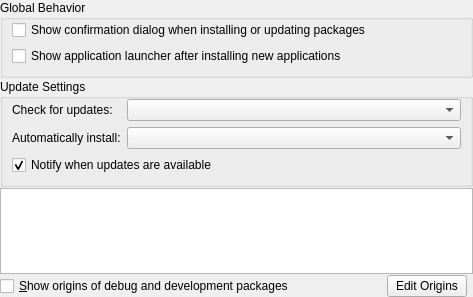
KDE/apper, file ApperKCM/Settings/Settings.ui: the form before one commit.
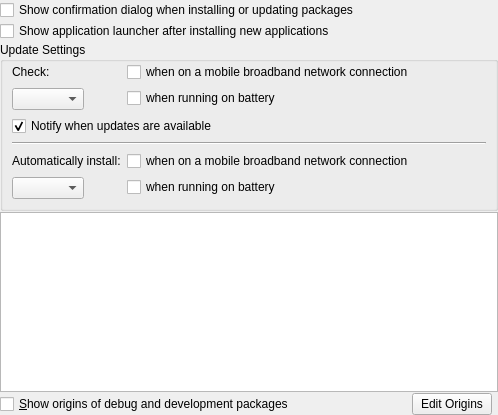
The form after the commit. Custom widgets are drawn as their Qt base class.

Commit message: Add options to settings to check whether on mobile connection or on battery

Diff of the .ui file:
```diff
--- a/ApperKCM/Settings/Settings.ui
+++ b/ApperKCM/Settings/Settings.ui
@@ -6,8 +6,8 @@
    <rect>
     <x>0</x>
     <y>0</y>
-    <width>473</width>
-    <height>297</height>
+    <width>498</width>
+    <height>415</height>
    </rect>
   </property>
   <property name="windowTitle">
@@ -32,13 +32,16 @@
       <string>Update Settings</string>
      </property>
      <layout class="QFormLayout" name="formLayout">
+      <property name="fieldGrowthPolicy">
+       <enum>QFormLayout::ExpandingFieldsGrow</enum>
+      </property>
       <property name="topMargin">
        <number>0</number>
       </property>
       <item row="0" column="0">
        <widget class="QLabel" name="intervalL">
         <property name="text">
-         <string>Check for updates:</string>
+         <string>Check:</string>
         </property>
         <property name="buddy">
          <cstring>intervalCB</cstring>
@@ -46,13 +49,27 @@
        </widget>
       </item>
       <item row="0" column="1">
+       <widget class="QCheckBox" name="checkUpdatesMobileCB">
+        <property name="text">
+         <string>when on a mobile broadband network connection</string>
+        </property>
+       </widget>
+      </item>
+      <item row="1" column="0">
        <widget class="KComboBox" name="intervalCB">
         <property name="currentIndex">
          <number>-1</number>
         </property>
        </widget>
       </item>
-      <item row="1" column="0">
+      <item row="3" column="0" colspan="2">
+       <widget class="Line" name="line">
+        <property name="orientation">
+         <enum>Qt::Horizontal</enum>
+        </property>
+       </widget>
+      </item>
+      <item row="4" column="0">
        <widget class="QLabel" name="autoInsL">
         <property name="enabled">
          <bool>true</bool>
@@ -65,7 +82,14 @@
         </property>
        </widget>
       </item>
-      <item row="1" column="1">
+      <item row="4" column="1">
+       <widget class="QCheckBox" name="installUpdatesMobileCB">
+        <property name="text">
+         <string>when on a mobile broadband network connection</string>
+        </property>
+       </widget>
+      </item>
+      <item row="5" column="0">
        <widget class="KComboBox" name="autoCB">
         <property name="enabled">
          <bool>true</bool>
@@ -88,29 +112,17 @@
         </property>
        </widget>
       </item>
-     </layout>
-    </widget>
-   </item>
-   <item row="0" column="0" colspan="4">
-    <widget class="QGroupBox" name="groupBox_2">
-     <property name="title">
-      <string>Global Behavior</string>
-     </property>
-     <layout class="QGridLayout" name="gridLayout">
-      <property name="topMargin">
-       <number>0</number>
-      </property>
-      <item row="0" column="0">
-       <widget class="QCheckBox" name="autoConfirmCB">
+      <item row="1" column="1">
+       <widget class="QCheckBox" name="checkUpdatesBatteryCB">
         <property name="text">
-         <string>Show confirmation dialog when installing or updating packages</string>
+         <string>when running on battery</string>
         </property>
        </widget>
       </item>
-      <item row="1" column="0">
-       <widget class="QCheckBox" name="appLauncherCB">
+      <item row="5" column="1">
+       <widget class="QCheckBox" name="installUpdatesBatteryCB">
         <property name="text">
-         <string>Show application launcher after installing new applications</string>
+         <string>when running on battery</string>
         </property>
        </widget>
       </item>
@@ -166,6 +178,20 @@
      </property>
     </spacer>
    </item>
+   <item row="0" column="0">
+    <widget class="QCheckBox" name="autoConfirmCB">
+     <property name="text">
+      <string>Show confirmation dialog when installing or updating packages</string>
+     </property>
+    </widget>
+   </item>
+   <item row="1" column="0">
+    <widget class="QCheckBox" name="appLauncherCB">
+     <property name="text">
+      <string>Show application launcher after installing new applications</string>
+     </property>
+    </widget>
+   </item>
   </layout>
  </widget>
  <customwidgets>
```
Left out of the diff: 5 changed lines with no effect on the pictures. The commit also changes 1 other file.
